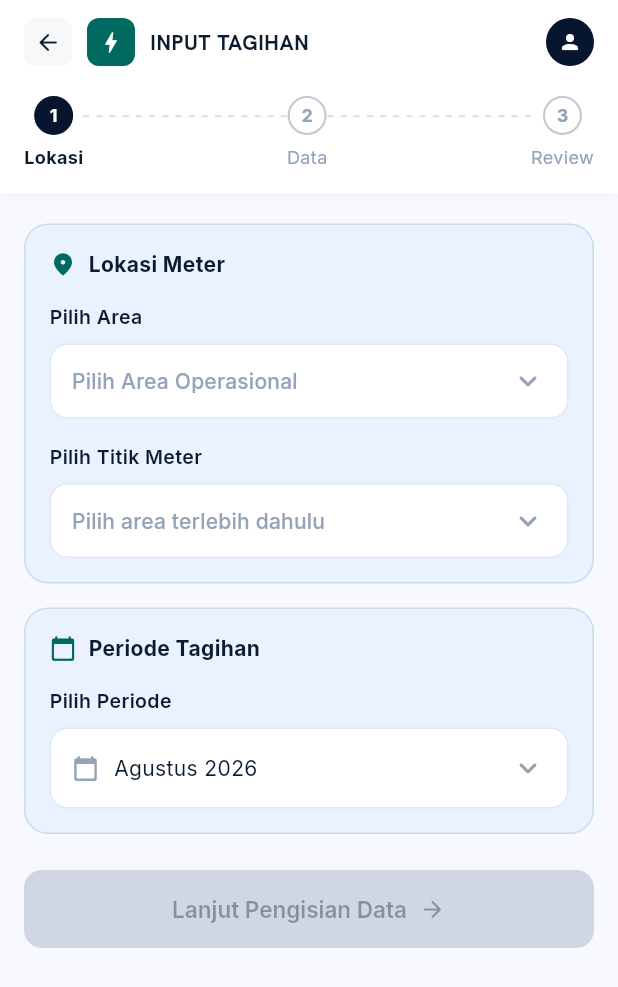
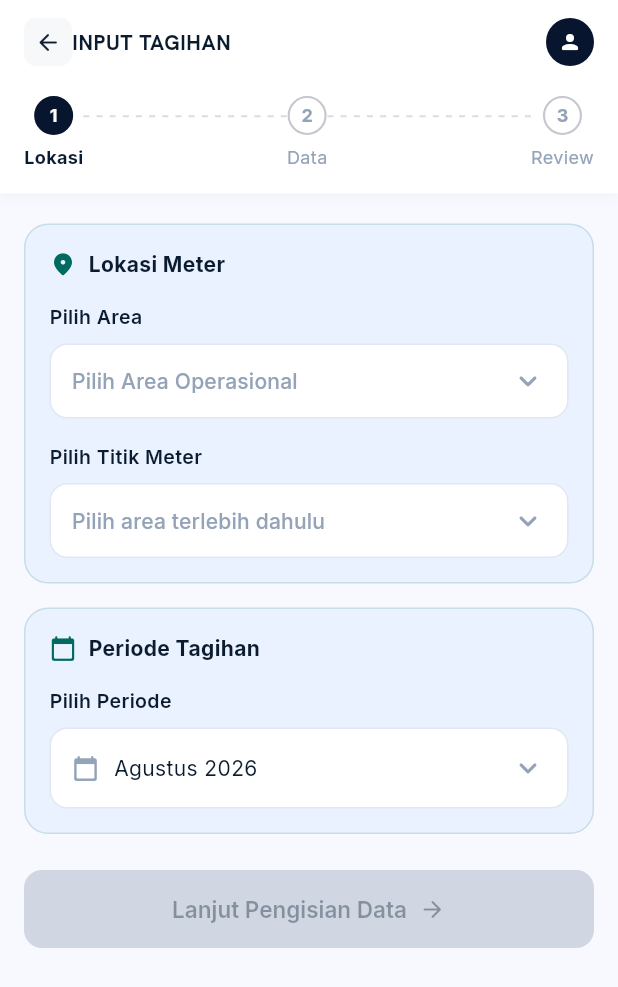
Before and after one commit to tuyulcode/operasional_app, a Flutter app: the InputStep1Screen screen opened directly, on a phone screen of 412 x 824 dp. Shown: the top 987 px of the screen. Run offline on Flutter 3.47's test engine with Material 3 defaults, Android fonts, the phone set to English and light mode, and no system bars; our stand-ins replace dio, google_fonts, image_picker, month_picker_dialog, shared_preferences; accounts and stored records are empty; network calls fail.

Commit message:
fix: remove redundant bolt icon from input tagihan header

```diff
--- a/flutter_app/lib/screens/input_tagihan/input_step1_screen.dart
+++ b/flutter_app/lib/screens/input_tagihan/input_step1_screen.dart
@@ -201,18 +201,6 @@ class _InputStep1ScreenState extends State<InputStep1Screen> {
                       size: 18, color: AppTheme.textPrimary),
                 ),
               ),
-              const SizedBox(width: 10),
-              Container(
-                width: 32,
-                height: 32,
-                decoration: BoxDecoration(
-                  color: AppTheme.primary,
-                  borderRadius: BorderRadius.circular(8),
-                ),
-                child: const Icon(Icons.bolt_rounded,
-                    color: Colors.white, size: 18),
-              ),
-              const SizedBox(width: 10),
               Text(
                 'INPUT TAGIHAN',
                 style: GoogleFonts.hankenGrotesk(
```
Also changed, not shown: flutter_app/lib/screens/input_tagihan/input_step2_screen.dart (+0 -12 lines), flutter_app/lib/screens/input_tagihan/input_step3_screen.dart (+0 -12 lines).
